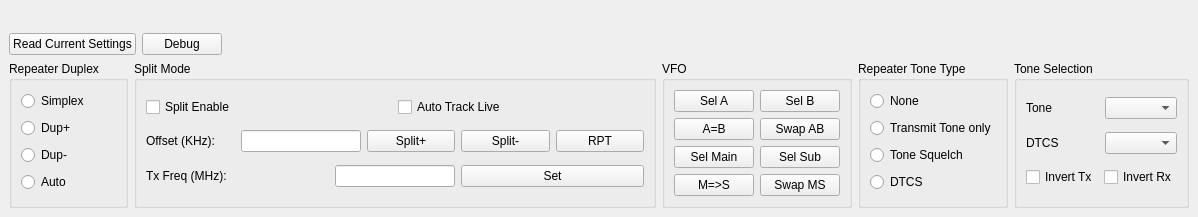
Before: the Qt Designer form repeatersetup.ui in adecarolis/wfweb, drawn with Qt 5.
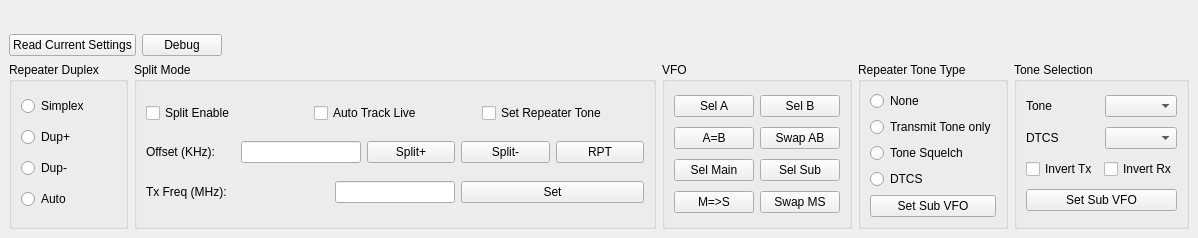
After: the same form once the commit is applied.

Commit message: Added sub VFO repeater access and tone control, hopefully will work for IC-7610 and IC-7850.

What changed in the file:
```diff
--- a/repeatersetup.ui
+++ b/repeatersetup.ui
@@ -7,7 +7,7 @@
     <x>0</x>
     <y>0</y>
     <width>1198</width>
-    <height>217</height>
+    <height>238</height>
    </rect>
   </property>
   <property name="windowTitle">
@@ -141,6 +141,13 @@
              </property>
             </widget>
            </item>
+           <item>
+            <widget class="QCheckBox" name="setSplitRptrToneChk">
+             <property name="text">
+              <string>Set Repeater Tone</string>
+             </property>
+            </widget>
+           </item>
           </layout>
          </item>
          <item>
@@ -339,6 +346,13 @@
            </attribute>
           </widget>
          </item>
+         <item>
+          <widget class="QPushButton" name="setRptrSubVFOBtn">
+           <property name="text">
+            <string>Set Sub VFO</string>
+           </property>
+          </widget>
+         </item>
         </layout>
        </widget>
       </item>
@@ -394,6 +408,13 @@
            </item>
           </layout>
          </item>
+         <item>
+          <widget class="QPushButton" name="setToneSubVFOBtn">
+           <property name="text">
+            <string>Set Sub VFO</string>
+           </property>
+          </widget>
+         </item>
         </layout>
        </widget>
       </item>
```
The commit also changes 8 other files.
